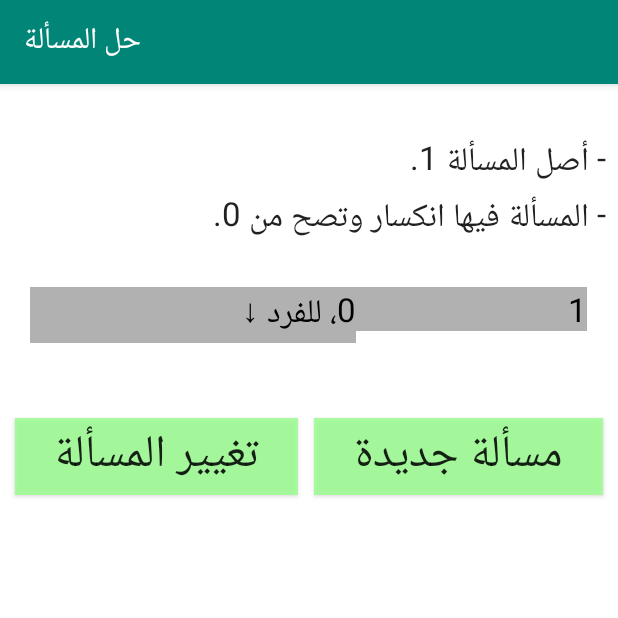
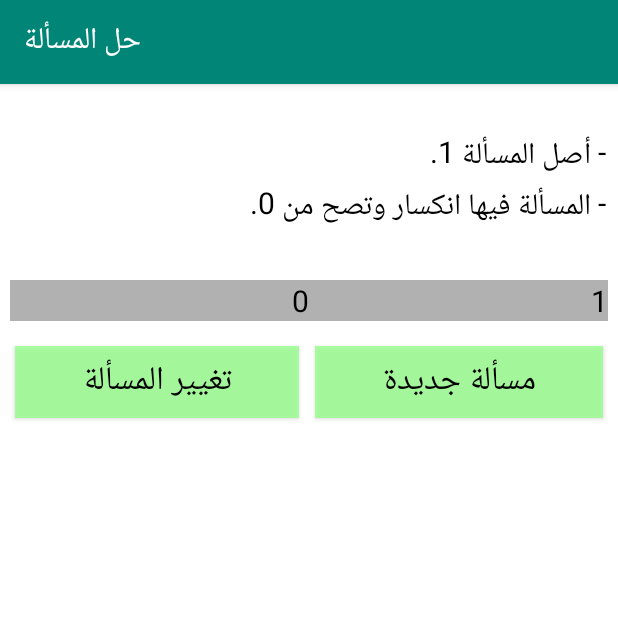
Before and after one commit to cdjalel/Zaid, an Android app: the ActivityResult screen opened directly, with no data from a screen before it, on a phone screen of 412 x 824 dp, the top half of it. Run offline under Robolectric (Android 15) with nearby library versions, the light colour scheme and no system bars.

Commit message:
Fix #33 & improve result display

```diff
--- a/app/src/main/AndroidManifest.xml
+++ b/app/src/main/AndroidManifest.xml
@@ -53,8 +53,8 @@
         </activity>
 
         <activity
-            android:name=".Activity5"
-            android:label="@string/title_activity8" >
+            android:name=".ActivityResult"
+            android:label="@string/title_activity_result" >
         </activity>
     </application>
 
--- a/app/src/main/java/com/djalel/android/zaid/Activity4.java
+++ b/app/src/main/java/com/djalel/android/zaid/Activity4.java
@@ -118,7 +118,7 @@ public class Activity4 extends AppCompatActivity {
 
     public void onNextClicked(View view) {
         // start next activity
-        Intent intent = new Intent(this, Activity5.class);
+        Intent intent = new Intent(this, ActivityResult.class);
         startActivity(intent);
     }
 }
--- a/app/src/main/java/com/djalel/android/zaid/Activity5.java
+++ b/app/src/main/java/com/djalel/android/zaid/ActivityResult.java
@@ -34,7 +34,7 @@ import android.widget.TableLayout;
 import android.widget.TableRow;
 import android.widget.TextView;
 
-public class Activity5 extends AppCompatActivity {
+public class ActivityResult extends AppCompatActivity {
 
     private LinearLayout mPrincipalLayout;
     private LinearLayout mButtonsLayout;
@@ -43,7 +43,7 @@ public class Activity5 extends AppCompatActivity {
     @Override
     protected void onCreate(Bundle savedInstanceState) {
         super.onCreate(savedInstanceState);
-        setContentView(R.layout.activity_5);
+        setContentView(R.layout.activity_result);
 
         mResultTextView = (TextView) findViewById(R.id.resultTextView);
         mResultTextView.setMovementMethod(new ScrollingMovementMethod());
@@ -88,7 +88,7 @@ public class Activity5 extends AppCompatActivity {
         mawarithTable.setShrinkAllColumns(true);
 
         TableLayout.LayoutParams lp = new TableLayout.LayoutParams();
-        lp.setMargins(30,0,30, 60);
+        lp.setMargins(10,10,10, 10);
         mawarithTable.setLayoutParams(lp);
 
         TableRow r;
@@ -103,27 +103,27 @@ public class Activity5 extends AppCompatActivity {
             //row of asl
             r = new TableRow(this);
             r.addView(createHeadTextView(massala.getAsl() + " عول"),0);
-            r.addView(createHeadTextView(massala.getMissah() + "، للفرد ↓"),0);
+            r.addView(createHeadTextView(massala.getMissah() + "" /*+ "، للفرد ↓"*/),0);
             mawarithTable.addView(r);
         } else {
             r = new TableRow(this);
             r.addView(createHeadTextView(String.valueOf(massala.getAsl())),0);
-            r.addView(createHeadTextView(massala.getMissah() + "، للفرد ↓"),0);
+            r.addView(createHeadTextView(massala.getMissah() + ""  /* + "، للفرد ↓"*/),0);
             mawarithTable.addView(r);
         }
 
-        boolean jadaFirst = true;
+        boolean jadahFirst = true;
         boolean shirkatTa3seebFirst = true;
         boolean last_row = false;
         int i = 0;
         for (Mirath m : massala.getMawarith()) {
             if (++i == massala.getMawarith().size()) { last_row = true; } /* last iteration */
             r = new TableRow(this);
-            r.addView(createCellTextView(String.valueOf(m.getNassib()), true, last_row));
+            r.addView(createCellTextView(m.getNassibFardi(), true, last_row));
             if (m.isShirka() && m.isFardh() && m.isJadah() ) {
-                if (jadaFirst) {
+                if (jadahFirst) {
                     r.addView(createCellTextView(m.getNassibMojmal()+" ↓", false, last_row));
-                    jadaFirst = false;
+                    jadahFirst = false;
                 } else {
                     r.addView(createCellTextView("", false, last_row, true));
                 }
@@ -146,51 +146,47 @@ public class Activity5 extends AppCompatActivity {
     }
 
     private TextView createHeadTextView(CharSequence txt) {
-        TextView head = new TextView(this);
+        TextView head = prepareTextView();
 
-        head.setTextSize(TypedValue.COMPLEX_UNIT_PX, mResultTextView.getTextSize());
-        head.setTextColor(Color.BLACK);
-        head.setGravity(Gravity.RIGHT);
         head.setBackgroundColor(Color.rgb(177, 177, 177));
-        head.setTextDirection(View.TEXT_DIRECTION_RTL);
         head.setText(txt);
 
         return head;
     }
 
     private TextView createCellTextView(CharSequence txt, boolean last_column, boolean last_row) {
-        TextView cell = new TextView(this);
+        TextView cell = prepareTextView();
 
-        cell.setTextSize(TypedValue.COMPLEX_UNIT_PX, mResultTextView.getTextSize());
-        cell.setTextColor(Color.BLACK);
-        cell.setGravity(Gravity.RIGHT);
         if (last_row) {
             cell.setBackgroundResource((last_column)? R.drawable.last_row_and_column_borders : R.drawable.last_row_borders);
         } else {
             cell.setBackgroundResource((last_column)? R.drawable.last_column_borders : R.drawable.cell_borders);
         }
-
-        cell.setTextDirection(View.TEXT_DIRECTION_RTL);
         cell.setText(txt);
 
         return cell;
     }
 
     private TextView createCellTextView(CharSequence txt, boolean last_column, boolean last_row, boolean is_shirka) {
-        TextView cell = new TextView(this);
+        TextView cell = prepareTextView();
 
-        cell.setTextSize(TypedValue.COMPLEX_UNIT_PX, mResultTextView.getTextSize());
-        cell.setTextColor(Color.BLACK);
-        cell.setGravity(Gravity.RIGHT);
         if (last_row) {
             cell.setBackgroundResource((is_shirka)? R.drawable.last_row_shirka_borders : R.drawable.last_row_borders);
         } else {
             cell.setBackgroundResource((is_shirka)? R.drawable.shirka_cell_borders : R.drawable.cell_borders);
         }
-
-        cell.setTextDirection(View.TEXT_DIRECTION_RTL);
         cell.setText(txt);
 
         return cell;
     }
+
+    private TextView prepareTextView() {
+        TextView tv = new TextView(this);
+
+        tv.setTextSize(TypedValue.COMPLEX_UNIT_PX, getResources().getDimension(R.dimen.font_size));
+        tv.setTextColor(Color.BLACK);
+        tv.setGravity(Gravity.RIGHT);
+        tv.setTextDirection(View.TEXT_DIRECTION_RTL);
+        return tv;
+    }
 }
--- a/app/src/main/res/layout/activity_5.xml
+++ b/app/src/main/res/layout/activity_result.xml
@@ -21,7 +21,7 @@
     xmlns:app="http://schemas.android.com/apk/res-auto"
     xmlns:tools="http://schemas.android.com/tools"
     android:orientation="vertical" android:layout_width="match_parent"
-    android:layout_height="match_parent"  tools:context=".Activity5"
+    android:layout_height="match_parent"  tools:context=".ActivityResult"
     android:background="@android:color/white">
 
 
@@ -42,14 +42,13 @@
 
             <TextView
                 android:id="@+id/resultTextView"
-                style="@style/Base.TextAppearance.AppCompat.Large"
                 android:layout_width="match_parent"
                 android:layout_height="match_parent"
                 android:layout_gravity="center"
                 android:layout_marginTop="5dp"
                 android:layout_marginRight="5dp"
                 android:gravity="right|center_vertical"
-                android:text="@string/title_activity8" />
+                android:text="@string/title_activity_result"/>
 
             <LinearLayout
                 android:id="@+id/buttonsLayout"
@@ -69,7 +68,7 @@
                     android:background="#cc98ff8d"
                     android:onClick="onChangeMassalaClicked"
                     android:text="تغيير المسألة"
-                    android:textSize="30sp" />
+                    android:textSize="@dimen/btn_font_size" />
 
                 <Button
                     android:id="@+id/restartBtn"
@@ -83,7 +82,7 @@
                     android:background="#cc98ff8d"
                     android:onClick="onRestartClicked"
                     android:text="مسألة جديدة"
-                    android:textSize="30sp" />
+                    android:textSize="@dimen/btn_font_size" />
             </LinearLayout>
         </LinearLayout>
     </ScrollView>
--- a/app/src/main/res/values/colors.xml
+++ b/app/src/main/res/values/colors.xml
@@ -3,6 +3,7 @@
     <color name="colorPrimary">#008577</color>
     <color name="colorPrimaryDark">#00574B</color>
     <color name="colorAccent">#D81B60</color>
+    <color name="colorText">#000000</color>>
     <color name="head_cell_color">#757575</color>
     <color name="cell_color">#E1E1E1</color>
 </resources>
--- a/app/src/main/res/values/dimensions.xml
+++ b/app/src/main/res/values/dimensions.xml
@@ -3,4 +3,7 @@
     <!-- Default screen margins, per the Android Design guidelines. -->
     <dimen name="activity_horizontal_margin">16dp</dimen>
     <dimen name="activity_vertical_margin">16dp</dimen>
+    <dimen name="font_size">20sp</dimen>
+    <dimen name="btn_font_size">22sp</dimen>
+
 </resources>
--- a/app/src/main/res/values/strings.xml
+++ b/app/src/main/res/values/strings.xml
@@ -27,6 +27,6 @@
     <string name="title_activity2">الأبناء والأحفاد</string>
     <string name="title_activity3">الإخوة</string>
     <string name="title_activity4">أبناء الإخوة، الأعمام وأبناء الأعمام</string>
-    <string name="title_activity8">حل المسألة</string>
+    <string name="title_activity_result">حل المسألة</string>
 
 </resources>
--- a/app/src/main/res/values/styles.xml
+++ b/app/src/main/res/values/styles.xml
@@ -6,6 +6,8 @@
         <item name="colorPrimary">@color/colorPrimary</item>
         <item name="colorPrimaryDark">@color/colorPrimaryDark</item>
         <item name="colorAccent">@color/colorAccent</item>
+        <item name="android:textColor">@color/colorText </item>>
+        <item name="android:textSize">@dimen/font_size</item>>
     </style>
 
 </resources>
```
Also changed, not shown: app/src/main/java/com/djalel/android/zaid/Massala.java (+6 -4 lines), app/src/main/java/com/djalel/android/zaid/Mirath.java (+14 -2 lines), app/src/main/java/com/djalel/android/zaid/Warith.java (+6 -6 lines).
